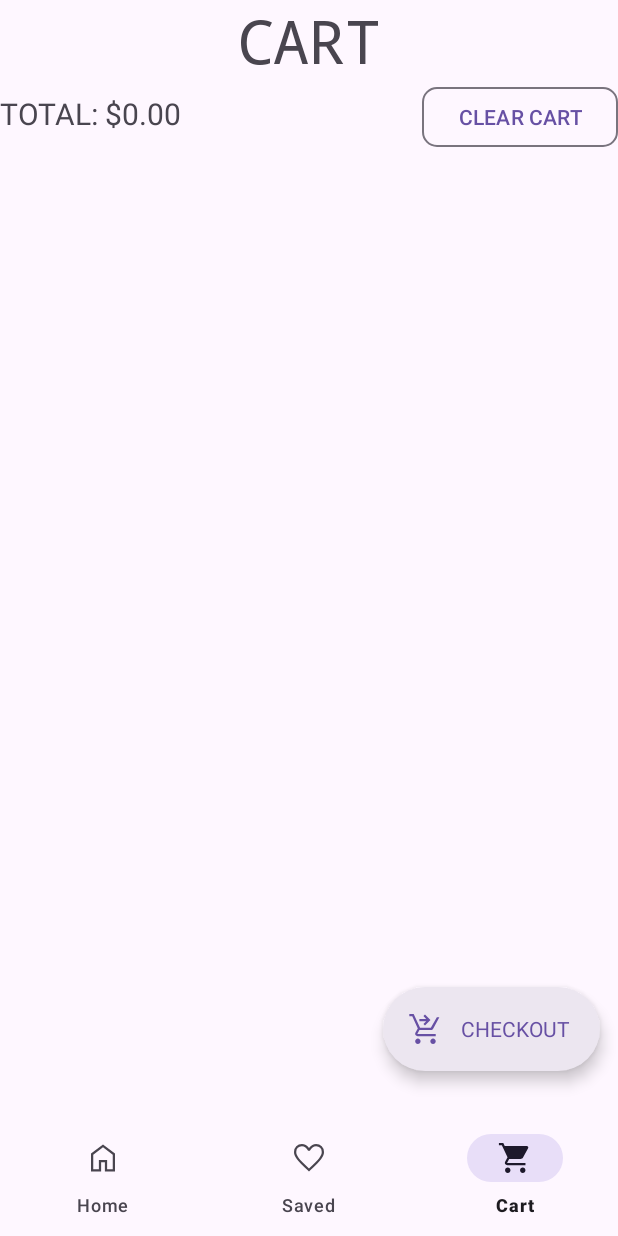
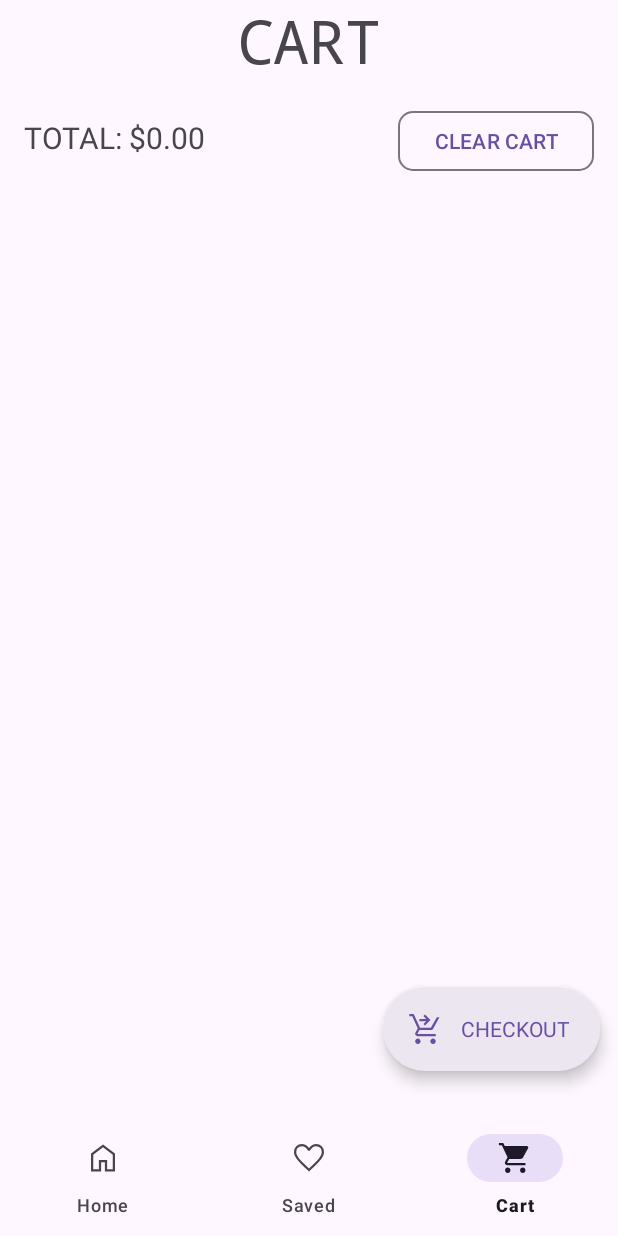
Before and after one commit to obwan02/302-Clothing-App, an Android app: the CartActivity screen opened directly, with no data from a screen before it, on a phone screen of 412 x 824 dp. Run offline under Robolectric (Android 15) with nearby library versions, the phone set to English and light mode, and no system bars; 1 statement that could not run was skipped.

Commit message:
update: Forgot some margins

```diff
--- a/app/src/main/res/layout/activity_cart.xml
+++ b/app/src/main/res/layout/activity_cart.xml
@@ -19,7 +19,9 @@
     <LinearLayout
         android:layout_width="match_parent"
         android:layout_height="wrap_content"
-        android:orientation="horizontal">
+        android:orientation="horizontal"
+        android:layout_marginHorizontal="16dp"
+        android:layout_marginVertical="16dp">
 
         <TextView
             android:id="@+id/cart_total_price"
```
